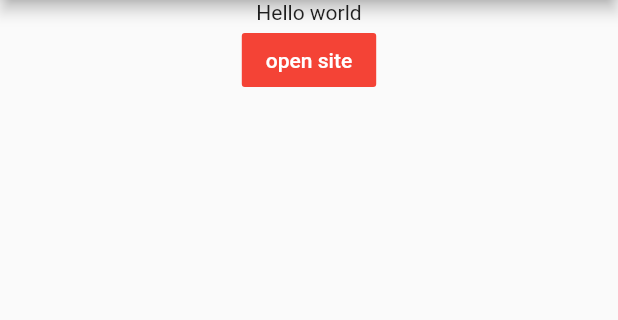
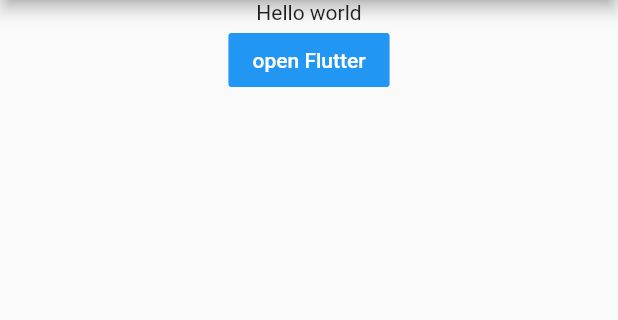
Before and after one commit to redballtoy/test_flutter, a Flutter app: the screen it shows after launch, on a phone screen of 412 x 824 dp, the part 84-404 px from its top. Run offline on Flutter 3.47's test engine with Material 2 defaults, Android fonts, the phone set to English and light mode, and no system bars.

```diff
--- a/lib/MyBody.dart
+++ b/lib/MyBody.dart
@@ -1,5 +1,6 @@
 import 'package:flutter/material.dart';
 import 'package:flutter/widgets.dart';
+import 'package:url_launcher/url_launcher.dart';
 
 class MyBody extends StatelessWidget{
 
@@ -8,9 +9,16 @@ class MyBody extends StatelessWidget{
     return new Center(child: new Column(
         children: [
             new Text('Hello world'),
-          new FlatButton(onPressed: (){}
-                        , child: Text('open site')
-                        , color: Colors.red
+          new FlatButton(onPressed: () async{
+                                              const url='https://flutter.su';
+                                              if(await canLaunch(url)){
+                                                await launch(url);
+                                              }else{
+                                                throw 'Could not launch $url';
+                                              }
+                                            }
+                        , child: Text('open Flutter')
+                        , color: Colors.blue
                         ,textColor: Colors.white,)
         ]
     ));
--- a/pubspec.yaml
+++ b/pubspec.yaml
@@ -23,6 +23,7 @@ environment:
 dependencies:
   flutter:
     sdk: flutter
+  url_launcher: ^3.0.1
 
 
   # The following adds the Cupertino Icons font to your application.
```
Also changed, not shown: pubspec.lock, 1 other file.
